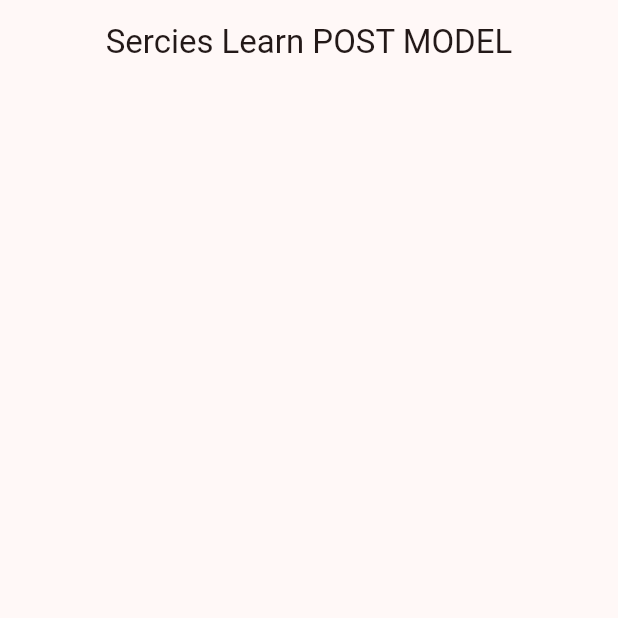
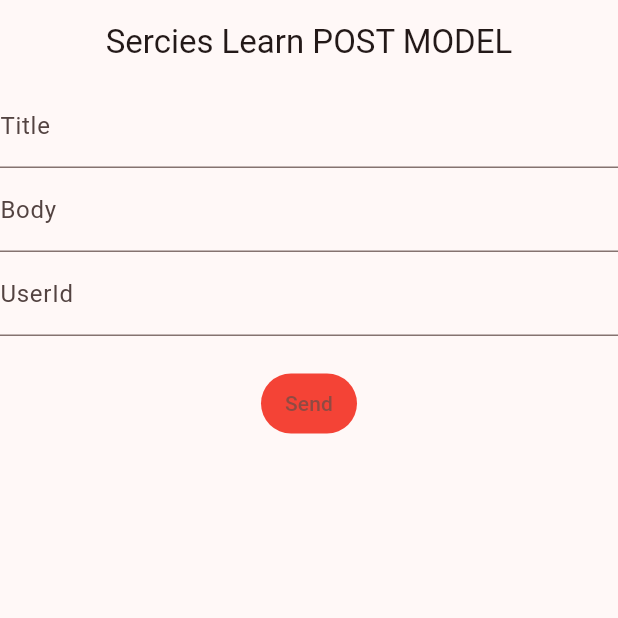
Before and after one commit to barisbalcikoca1/myFlutterLearn, a Flutter app: the screen it shows after launch, on a phone screen of 412 x 824 dp, the top half of it. Run offline on Flutter 3.47's test engine with Material 3 defaults, Android fonts, the light colour scheme and no system bars; our stand-ins replace dio.

Commit message:
güncelleme Post Learn

```diff
--- /dev/null
+++ b/lib/201/services/services_post_learn_view.dart
@@ -0,0 +1,119 @@
+import 'dart:io';
+
+import 'package:dio/dio.dart';
+import 'package:flutter/material.dart';
+import 'package:flutter_learn/201/services/post_model.dart';
+
+class ServicesPostLearnView extends StatefulWidget {
+  const ServicesPostLearnView({super.key});
+
+  @override
+  State<ServicesPostLearnView> createState() => _ServiceLearnState();
+}
+
+class _ServiceLearnState extends State<ServicesPostLearnView> {
+  final String _baseUrl = "https://jsonplaceholder.typicode.com/posts";
+  bool _isLoading = false;
+  late final Dio _networkManager;
+
+  final TextEditingController _titleController = TextEditingController();
+  final TextEditingController _bodyController = TextEditingController();
+  final TextEditingController _userIdController = TextEditingController();
+  String? name;
+
+  @override
+  void initState() {
+    super.initState();
+    _networkManager = Dio(BaseOptions(baseUrl: _baseUrl));
+  }
+
+  void _changeLoading() {
+    setState(() {
+      _isLoading = !_isLoading;
+    });
+  }
+
+  Future<void> _addItemToService(PostModel postModel) async {
+    _changeLoading();
+    final response = await _networkManager.post(_baseUrl, data: postModel);
+
+    setState(() {
+      if (response.statusCode == HttpStatus.created) {
+        //201 Created
+        name = "Başarılı";
+      } else {
+        name = "Başarısız";
+      }
+    });
+    _changeLoading();
+  }
+
+  @override
+  Widget build(BuildContext context) {
+    return Scaffold(
+        appBar: AppBar(
+          title: const Text("Sercies Learn POST MODEL"),
+        ),
+        body: Column(
+          children: [
+            TextField(
+                controller: _titleController,
+                keyboardType: TextInputType.text,
+                textInputAction: TextInputAction.next,
+                decoration: const InputDecoration(labelText: "Title")),
+            TextField(
+                controller: _bodyController,
+                keyboardType: TextInputType.streetAddress,
+                textInputAction: TextInputAction.next,
+                decoration: const InputDecoration(labelText: "Body")),
+            TextField(
+                controller: _userIdController,
+                keyboardType: TextInputType.number,
+                decoration: const InputDecoration(labelText: "UserId")),
+            Text(name ?? ""),
+            TextButton(
+                onPressed: _isLoading
+                    ? null
+                    : () {
+                        if (_titleController.text.isNotEmpty &&
+                            _bodyController.text.isNotEmpty &&
+                            _userIdController.text.isNotEmpty) {
+                          final model = PostModel(
+                              body: _bodyController.text,
+                              title: _titleController.text,
+                              userId: int.tryParse(_userIdController.text));
+
+                          _addItemToService(model);
+                        } else {
+                          setState(() {
+                            name = "Başarısız";
+                          });
+                        }
+                      },
+                style: TextButton.styleFrom(
+                  backgroundColor: Colors.red,
+                ),
+                child: const Text("Send"))
+          ],
+        ));
+  }
+}
+
+class _PostCard extends StatelessWidget {
+  const _PostCard({
+    super.key,
+    required PostModel? model,
+  }) : _model = model;
+
+  final PostModel? _model;
+
+  @override
+  Widget build(BuildContext context) {
+    return Card(
+      child: ListTile(
+        title: Text(_model?.title ?? ""),
+        subtitle: Text(_model?.body ?? ""),
+      ),
+    );
+  }
+}
--- a/lib/main.dart
+++ b/lib/main.dart
@@ -1,5 +1,5 @@
 import 'package:flutter/material.dart';
-import 'package:flutter_learn/201/services/services_learn_view.dart';
+import 'package:flutter_learn/201/services/services_post_learn_view.dart';
 
 void main() {
   runApp(const MyApp());
@@ -25,6 +25,6 @@ class MyApp extends StatelessWidget {
               centerTitle:
                   true), //bu uygulamada oluşcak tüm app barlar ortadan başlayacak default false Android için
         ),
-        home: const ServiceLearn());
+        home: const ServicesPostLearnView());
   }
 }
```
